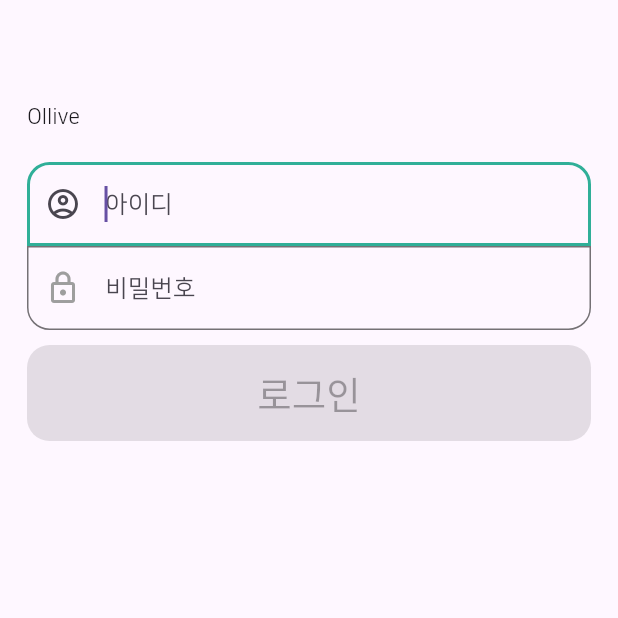
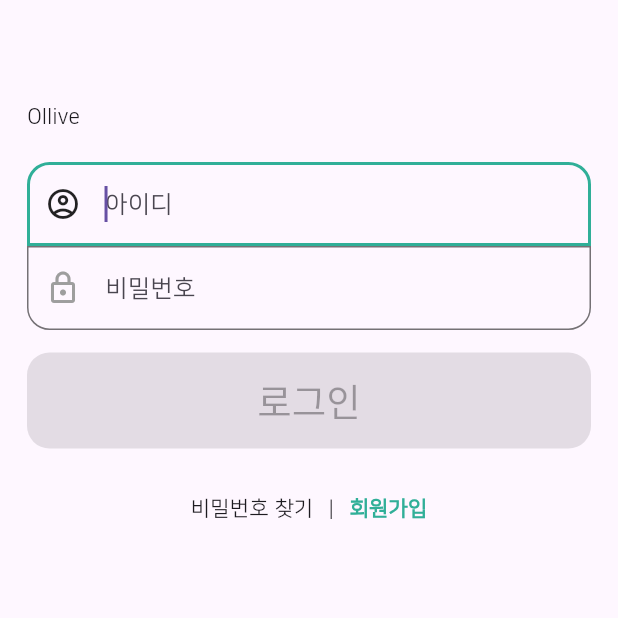
Before and after one commit to Ollive-88/front, a Flutter app: the LoginScreen screen opened by its route, on a phone screen of 412 x 824 dp, the top half of it. Run offline on Flutter 3.47's test engine with Material 3 defaults, Android fonts, the phone set to English and light mode, and no system bars; our stand-ins replace dio, get, image_picker.

Commit message:
Feat: 활성화된 필드에 따라 아이콘 색상 변화 및 회원가입 페이지 이동 문구 작성

```diff
--- a/ollive_front/lib/screens/user/login_screen.dart
+++ b/ollive_front/lib/screens/user/login_screen.dart
@@ -19,8 +19,10 @@ class _LoginScreenState extends State<LoginScreen> {
   final GlobalKey<FormState> _formKey = GlobalKey<FormState>();
   final TextEditingController _idController = TextEditingController();
   final TextEditingController _passwordController = TextEditingController();
-  late FocusNode focusNode;
-
+  late FocusNode idFocusNode;
+  late FocusNode passwordFocusNode;
+  Color idIconColor = Colors.grey;
+  Color passwordIconColor = Colors.grey;
   // static const storage =
   //     FlutterSecureStorage(); // FlutterSecureStorage를 storage로 저장
   // dynamic userInfo = ''; // storage에 있는 유저 정보를 저장
@@ -28,7 +30,21 @@ class _LoginScreenState extends State<LoginScreen> {
   @override
   void initState() {
     super.initState();
-    focusNode = FocusNode(); // 포커스 노드 관리
+    // 포커스 노드 관리
+    idFocusNode = FocusNode()
+      ..addListener(() {
+        setState(() {
+          idIconColor = idFocusNode.hasFocus ? Colors.black87 : Colors.grey;
+        });
+      });
+
+    passwordFocusNode = FocusNode()
+      ..addListener(() {
+        setState(() {
+          passwordIconColor =
+              passwordFocusNode.hasFocus ? Colors.black87 : Colors.grey;
+        });
+      });
     // 비동기로 flutter secure storage 정보를 불러오는 작업
     // WidgetsBinding.instance.addPostFrameCallback((_) {
     //   _asyncMethod();
@@ -101,10 +117,14 @@ class _LoginScreenState extends State<LoginScreen> {
                           keyboardType: TextInputType.emailAddress,
                           onSaved: (String? val) => _userInfo.userId = val!,
                           controller: _idController,
-                          decoration: const InputDecoration(
-                            prefixIcon: Icon(Icons.account_circle_outlined),
+                          focusNode: idFocusNode,
+                          decoration: InputDecoration(
+                            prefixIcon: Icon(
+                              Icons.account_circle_outlined,
+                              color: idIconColor,
+                            ),
                             hintText: '아이디',
-                            focusedBorder: OutlineInputBorder(
+                            focusedBorder: const OutlineInputBorder(
                               borderSide: BorderSide(
                                   color: Color(0xFF30AF98), width: 2),
                               borderRadius: BorderRadius.only(
@@ -129,13 +149,12 @@ class _LoginScreenState extends State<LoginScreen> {
                           obscureText: true,
                           obscuringCharacter: '●',
                           controller: _passwordController,
+                          focusNode: passwordFocusNode,
                           onSaved: (String? val) => _userInfo.password = val!,
                           decoration: InputDecoration(
                             prefixIcon: Icon(
                               Icons.lock_outlined,
-                              color: focusNode.hasFocus
-                                  ? Colors.black
-                                  : Colors.grey,
+                              color: passwordIconColor,
                             ),
                             hintText: '비밀번호',
                             enabledBorder: baseBottomBorder,
@@ -180,7 +199,7 @@ class _LoginScreenState extends State<LoginScreen> {
                               )
                             : const SizedBox(),
                         const SizedBox(
-                          height: 10,
+                          height: 15,
                         ),
                         Row(
                           children: [
@@ -203,16 +222,41 @@ class _LoginScreenState extends State<LoginScreen> {
 
                                           // 다음 페이지로 이동시키기 (pushedName으로 바꾸기)
                                           // Navigator.pop(context);
-                                        } else {
-                                          FocusScope.of(context)
-                                              .requestFocus(focusNode);
                                         }
+                                        //   else {
+                                        //     // 비밀번호 값 초기화 후 포커스 이동시키기
+                                        //   //   FocusScope.of(context)
+                                        //   //       .requestFocus(focusNode);
+                                        //   // }
                                       }
                                     // 폼이 변하지 않았다면 버튼 비활성화
                                     : null,
                                 child: const Text(
                                   '로그인',
                                 ),
+                              ),
+                            ),
+                          ],
+                        ),
+                        const SizedBox(
+                          height: 30,
+                        ),
+                        Row(
+                          mainAxisAlignment: MainAxisAlignment.center,
+                          children: [
+                            Container(
+                                margin:
+                                    const EdgeInsets.symmetric(horizontal: 10),
+                                child: const Text('비밀번호 찾기')),
+                            const Text('|'),
+                            Container(
+                              margin:
+                                  const EdgeInsets.symmetric(horizontal: 10),
+                              child: const Text(
+                                '회원가입',
+                                style: TextStyle(
+                                    color: Color(0xFF30AF98),
+                                    fontWeight: FontWeight.w600),
                               ),
                             ),
                           ],
```
